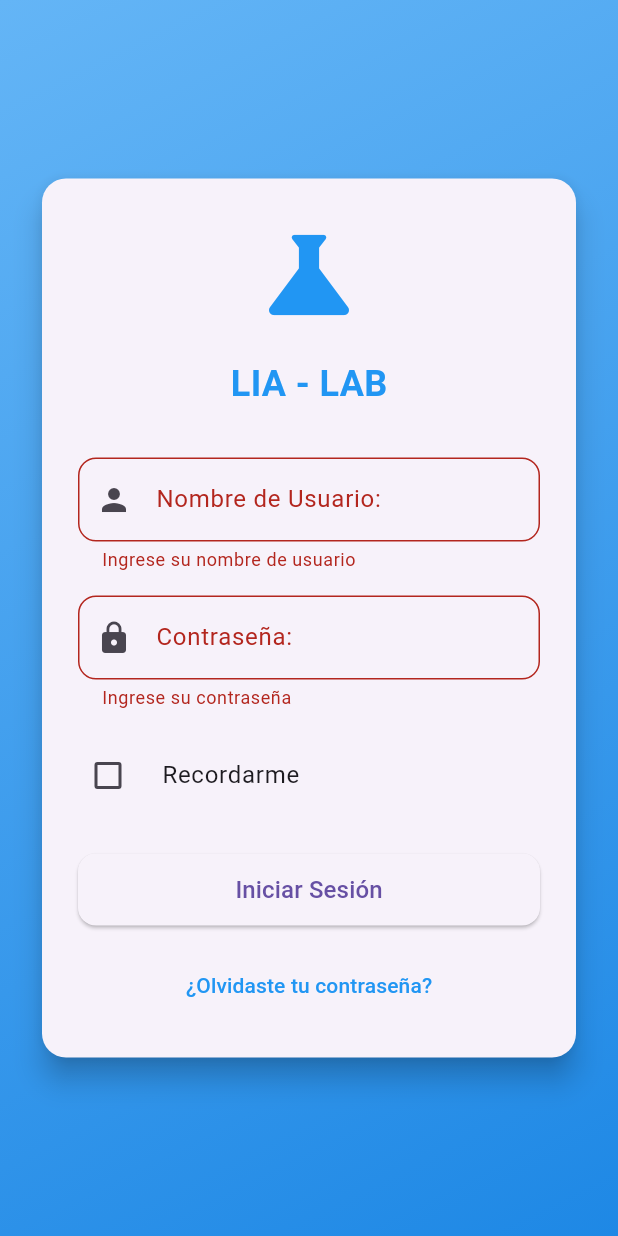
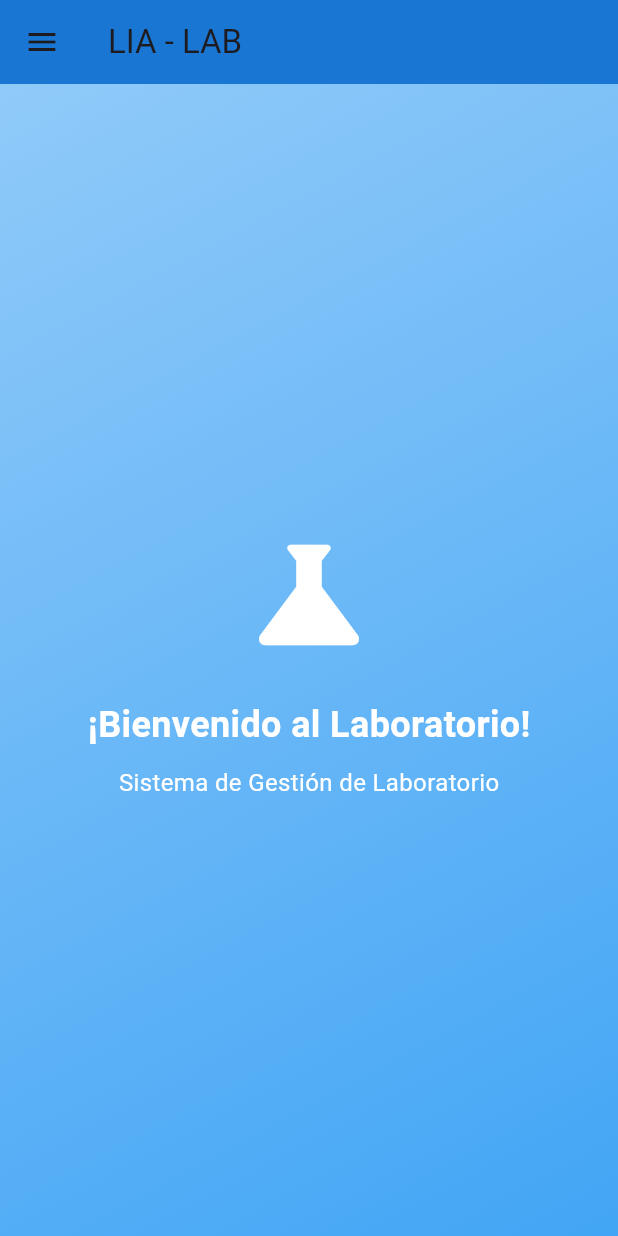
Before and after one commit to Laura-Nu/ProyectoLaboratorios, a Flutter app: the screen it shows after launch, after a tap on "Iniciar Sesión", on a phone screen of 412 x 824 dp. Run offline on Flutter 3.47's test engine with Material 3 defaults, Android fonts, the light colour scheme and no system bars; our stand-ins replace cloud_firestore, firebase_core; accounts and stored records are empty.

Commit message:
MenuHome

```diff
--- a/lib/Home.dart
+++ b/lib/Home.dart
@@ -0,0 +1,58 @@
+import 'package:flutter/material.dart';
+import 'package:laboratorios/Widgets/menu.dart';
+
+class HomePage extends StatelessWidget {
+  const HomePage({super.key});
+
+  @override
+  Widget build(BuildContext context) {
+    return Scaffold(
+      appBar: AppBar(
+        title: const Text('LIA - LAB'),
+        backgroundColor: Colors.blue[700],
+      ),
+      drawer: const Menu(),
+      body: Container(
+        decoration: BoxDecoration(
+          gradient: LinearGradient(
+            begin: Alignment.topLeft,
+            end: Alignment.bottomRight,
+            colors: [
+              Colors.blue[200]!,
+              Colors.blue[400]!,
+            ],
+          ),
+        ),
+        child: const Center(
+          child: Column(
+            mainAxisAlignment: MainAxisAlignment.center,
+            children: [
+              Icon(
+                Icons.science,
+                size: 100,
+                color: Colors.white,
+              ),
+              SizedBox(height: 20),
+              Text(
+                '¡Bienvenido al Laboratorio!',
+                style: TextStyle(
+                  fontSize: 24,
+                  fontWeight: FontWeight.bold,
+                  color: Colors.white,
+                ),
+              ),
+              SizedBox(height: 10),
+              Text(
+                'Sistema de Gestión de Laboratorio',
+                style: TextStyle(
+                  fontSize: 16,
+                  color: Colors.white,
+                ),
+              ),
+            ],
+          ),
+        ),
+      ),
+    );
+  }
+}
--- a/lib/Login.dart
+++ b/lib/Login.dart
@@ -1,4 +1,5 @@
 import 'package:flutter/material.dart';
+import 'Home.dart';
 
 void main() {
   runApp(const MyApp());
@@ -160,7 +161,12 @@ class _LoginPageState extends State<LoginPage> {
                           width: double.infinity,
                           height: 48,
                           child: ElevatedButton(
-                            onPressed: _login,
+                             onPressed: () {
+                              Navigator.push(
+                              context,
+                              MaterialPageRoute(builder: (context) => HomePage()),
+                                );
+                              },
                             style: ElevatedButton.styleFrom(
                               shape: RoundedRectangleBorder(
                                 borderRadius: BorderRadius.circular(12),
--- a/lib/main.dart
+++ b/lib/main.dart
@@ -2,6 +2,8 @@ import 'package:flutter/material.dart';
 import 'package:firebase_core/firebase_core.dart';
 import 'package:cloud_firestore/cloud_firestore.dart';
 import 'package:laboratorios/login.dart';
+
+import 'Home.dart';
 
 void main() async {
   WidgetsFlutterBinding.ensureInitialized();
@@ -18,6 +20,9 @@ void main() async {
   );
   runApp(MyApp());
 }
+
+
+
 
 class MyApp extends StatelessWidget {
   @override
```
Also changed, not shown: lib/Widgets/menu.dart (added, +103 -0 lines), lib/Servicios/Compras.dart (added), lib/Servicios/Perfil.dart (added), lib/Servicios/Reportes.dart (added), lib/Servicios/Servicios.dart (added).
